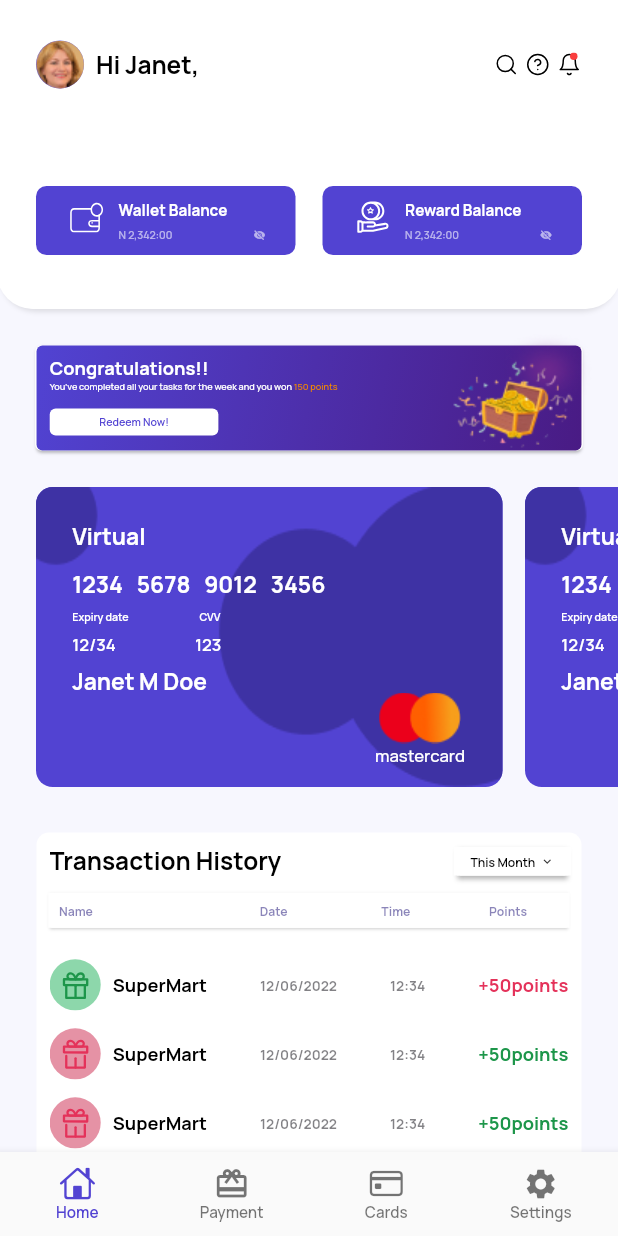
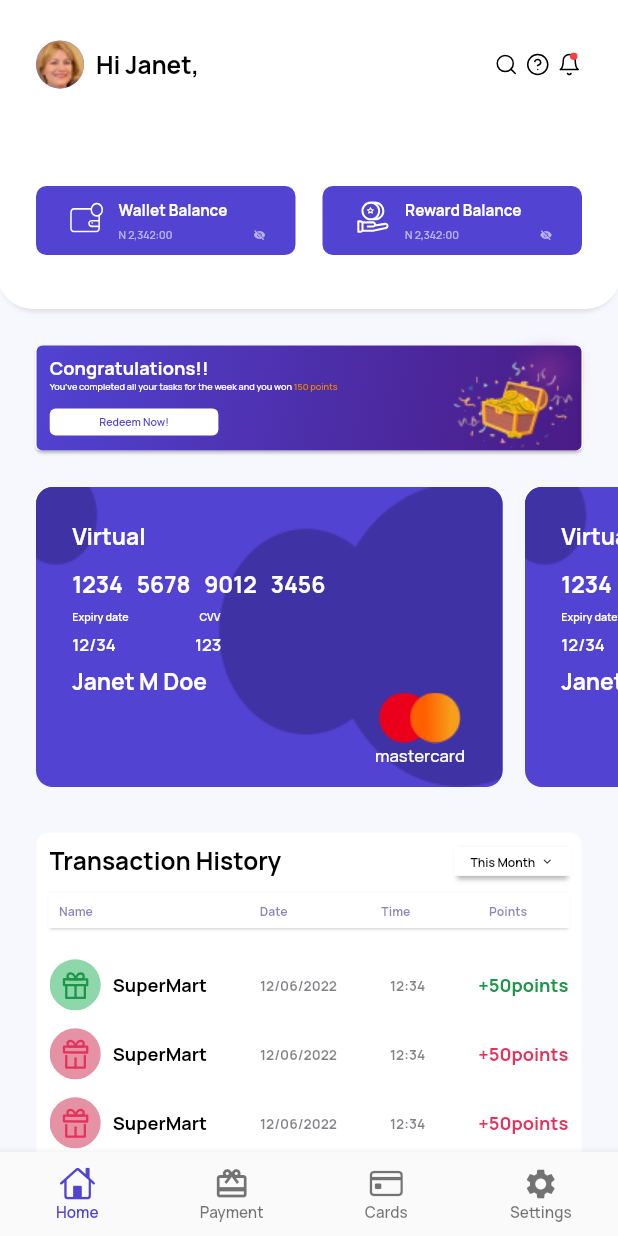
Before and after one commit to fiki2002/Pavilion_Rewards, a Flutter app: the screen it shows after launch, on a phone screen of 412 x 824 dp. Run offline on Flutter 3.47's test engine with Material 2 defaults, Android fonts, the phone set to English and light mode, and no system bars; our stand-ins replace device_preview, flutter_screenutil, flutter_svg, google_fonts.

Commit message:
Minor Fixes

```diff
--- a/pavilion_rewards_ui/lib/components/redeem_container.dart
+++ b/pavilion_rewards_ui/lib/components/redeem_container.dart
@@ -5,7 +5,6 @@ class RedeemContainer extends StatelessWidget {
 
   @override
   Widget build(BuildContext context) {
-    double h = MediaQuery.of(context).size.height;
     return Stack(
       children: [
         Container(
@@ -96,7 +95,7 @@ class RedeemContainer extends StatelessWidget {
             right: 10.0,
             bottom: 20.0,
             top: 10.0,
-            child: Image.asset('assets/images/golden_box.png')),
+            child: Image.asset('assets/images/golden_box.png'),),
       ],
     );
   }
--- a/pavilion_rewards_ui/lib/components/virtual_card_list.dart
+++ b/pavilion_rewards_ui/lib/components/virtual_card_list.dart
@@ -15,21 +15,8 @@ class _VirtualCardListState extends State<VirtualCardList> {
     const CreditCard(),
   ];
 
-  int _selectedCreditCard = 0;
-
-  final PageController _pageController = PageController(initialPage: 0);
-
-  _onSelectedCreditCard(int index) {
-    setState(
-      () {
-        _selectedCreditCard = index;
-      },
-    );
-  }
-
   @override
   Widget build(BuildContext context) {
-    double h = MediaQuery.of(context).size.height;
     return const CardListing();
   }
 }
@@ -41,7 +28,7 @@ class CardListing extends StatelessWidget {
   Widget build(BuildContext context) {
     return ListView.separated(
       separatorBuilder: (context, index) {
-        return SizedBox(
+        return const SizedBox(
           width: 15,
         );
       },
--- a/pavilion_rewards_ui/lib/components/widgets/transaction_card.dart
+++ b/pavilion_rewards_ui/lib/components/widgets/transaction_card.dart
@@ -74,8 +74,8 @@ class TransactionCard extends StatelessWidget {
             points,
             style: AppThemeStyles.listText.copyWith(
               color: isSuccess
-                  ? AppThemeColor.transSuccessTextColor
-                  : AppThemeColor.transFailureTextColor,
+                  ? AppThemeColor.transFailureTextColor
+                  : AppThemeColor.transSuccessTextColor,
             ),
           ),
         ],
--- a/pavilion_rewards_ui/lib/exports/file_exports.dart
+++ b/pavilion_rewards_ui/lib/exports/file_exports.dart
@@ -1,7 +1,14 @@
+//FLUTTER
 export 'package:flutter/material.dart';
+export 'package:flutter_svg/flutter_svg.dart';
+
+//PACKAGES
+export 'package:flutter_screenutil/flutter_screenutil.dart';
+export 'package:google_fonts/google_fonts.dart';
+
+//SCREENS & COMPONENTS
 export 'package:pavilion_rewards_ui/app/app_theme_color.dart';
 export 'package:pavilion_rewards_ui/bottom_nav_bar.dart';
-export 'package:flutter_svg/flutter_svg.dart';
 export 'package:pavilion_rewards_ui/app/app_theme_style.dart';
 export 'package:pavilion_rewards_ui/page/home_page.dart';
 export 'package:pavilion_rewards_ui/components/redeem_container.dart';
@@ -9,8 +16,6 @@ export 'package:pavilion_rewards_ui/components/virtual_card_list.dart';
 export 'package:pavilion_rewards_ui/components/widgets/balance_container.dart';
 export 'package:pavilion_rewards_ui/components/widgets/credit_cards.dart';
 export 'package:pavilion_rewards_ui/components/header.dart';
-export 'package:flutter_screenutil/flutter_screenutil.dart';
-export 'package:google_fonts/google_fonts.dart';
 export 'package:pavilion_rewards_ui/components/transaction_list.dart';
 export 'package:pavilion_rewards_ui/components/widgets/transaction_card.dart';
 export 'package:pavilion_rewards_ui/model/transaction_data.dart';
--- a/pavilion_rewards_ui/lib/model/transaction_data.dart
+++ b/pavilion_rewards_ui/lib/model/transaction_data.dart
@@ -63,7 +63,7 @@ final List<TransactionCard> transHistory = [
     title: 'SuperMart',
     date: '12/06/2022',
     time: '12:34',
-    isSuccess: false,
+    isSuccess: true,
   ),
   TransactionCard(
     url: 'assets/icons/failure_gift.svg',
@@ -79,7 +79,7 @@ final List<TransactionCard> transHistory = [
     title: 'SuperMart',
     date: '12/06/2022',
     time: '12:34',
-    isSuccess: false,
+    isSuccess: true,
   ),
   TransactionCard(
     url: 'assets/icons/failure_gift.svg',
@@ -95,7 +95,7 @@ final List<TransactionCard> transHistory = [
     title: 'SuperMart',
     date: '12/06/2022',
     time: '12:34',
-    isSuccess: false,
+    isSuccess: true,
   ),
   TransactionCard(
     url: 'assets/icons/failure_gift.svg',
--- a/pavilion_rewards_ui/lib/page/home_page.dart
+++ b/pavilion_rewards_ui/lib/page/home_page.dart
@@ -10,6 +10,7 @@ class HomePage extends StatefulWidget {
 class _HomePageState extends State<HomePage> {
   @override
   Widget build(BuildContext context) {
+    double h = MediaQuery.of(context).size.height;
     return SafeArea(
       child: CustomScrollView(slivers: [
         SliverToBoxAdapter(
@@ -18,10 +19,10 @@ class _HomePageState extends State<HomePage> {
               const Header(),
               const RedeemContainer(),
               Padding(
-                padding: const EdgeInsets.only(left: 24.0),
+                padding: const EdgeInsets.only(left: 24.0,),
                 child: SizedBox(
-                    height: MediaQuery.of(context).size.height * 0.25,
-                    child: const VirtualCardList()),
+                    height: h * 0.25,
+                    child: const VirtualCardList(),),
               ),
               const TransactionList(),
             ],
```
